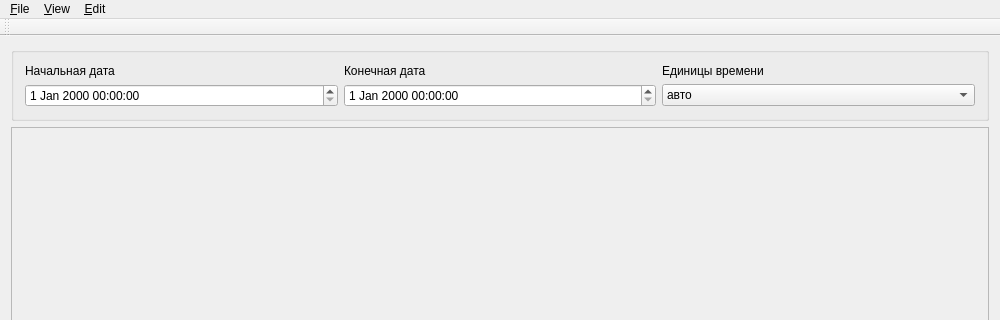
Before: the Qt Designer form src/ChronoLineDemo/mainwindow.ui in DarkHobbit/chronoline, drawn with Qt 5; both pictures show x 0 to 1000 and y 0 to 320 of the 1000 by 600 pixel window.
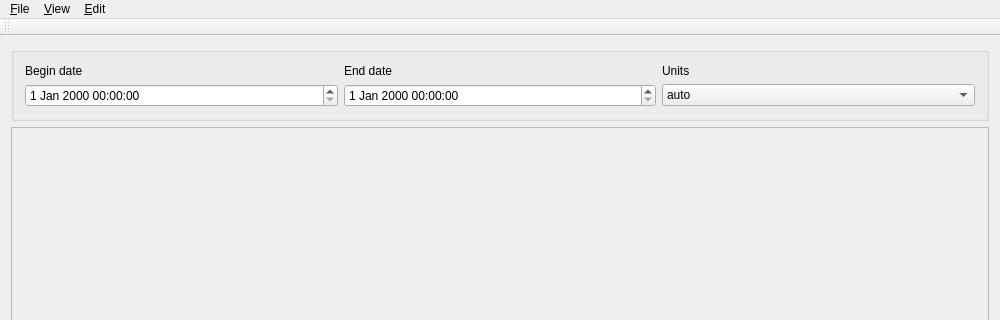
After: the same form once the commit is applied.

What changed in the file:
```diff
--- a/src/ChronoLineDemo/mainwindow.ui
+++ b/src/ChronoLineDemo/mainwindow.ui
@@ -36,21 +36,21 @@
        <item row="0" column="1">
         <widget class="QLabel" name="lbMaxDate">
          <property name="text">
-          <string>Конечная дата</string>
+          <string>End date</string>
          </property>
         </widget>
        </item>
        <item row="0" column="0">
         <widget class="QLabel" name="lbMinDate">
          <property name="text">
-          <string>Начальная дата</string>
+          <string>Begin date</string>
          </property>
         </widget>
        </item>
        <item row="0" column="2">
         <widget class="QLabel" name="lbUnit">
          <property name="text">
-          <string>Единицы времени</string>
+          <string>Units</string>
          </property>
         </widget>
        </item>
@@ -64,7 +64,7 @@
         <widget class="QComboBox" name="cbUnit">
          <item>
           <property name="text">
-           <string>авто</string>
+           <string>auto</string>
           </property>
          </item>
          <item>
```
Left out of the diff: 12 changed lines with no effect on the pictures.
